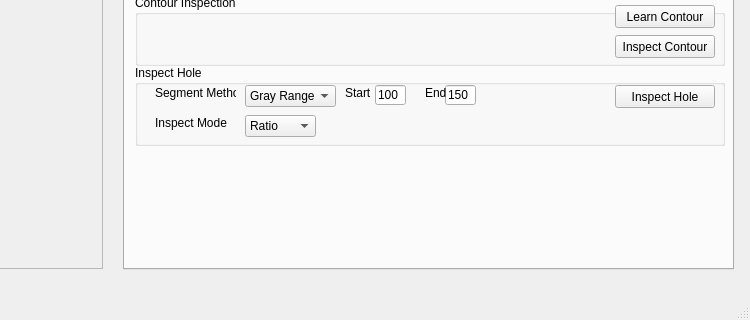
Qt form VisionWidget/visionwidget.ui (hceng123/VisionLibrary) before a commit; both pictures show x 607 to 1357 and y 448 to 768 of the 1357 by 768 pixel window.
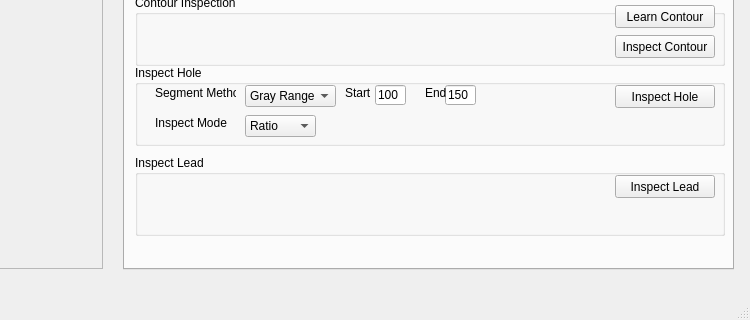
The same form after that commit. The open tabs and pages were chosen to show the change. Custom widgets are drawn as their Qt base class.

Commit message:
Add test PR_InspLead page in VisionWidget.
Add test PR_InspLead page in VisionWidget.

```diff
--- a/VisionWidget/visionwidget.ui
+++ b/VisionWidget/visionwidget.ui
@@ -1647,6 +1647,32 @@
        </property>
       </widget>
      </widget>
+     <widget class="QGroupBox" name="groupBoxInspLead">
+      <property name="geometry">
+       <rect>
+        <x>10</x>
+        <y>500</y>
+        <width>590</width>
+        <height>81</height>
+       </rect>
+      </property>
+      <property name="title">
+       <string>Inspect Lead</string>
+      </property>
+      <widget class="QPushButton" name="btnInspLead">
+       <property name="geometry">
+        <rect>
+         <x>480</x>
+         <y>20</y>
+         <width>100</width>
+         <height>23</height>
+        </rect>
+       </property>
+       <property name="text">
+        <string>Inspect Lead</string>
+       </property>
+      </widget>
+     </widget>
     </widget>
     <widget class="QWidget" name="tabOCR">
      <attribute name="title">
```
The commit also changes 7 other files.
